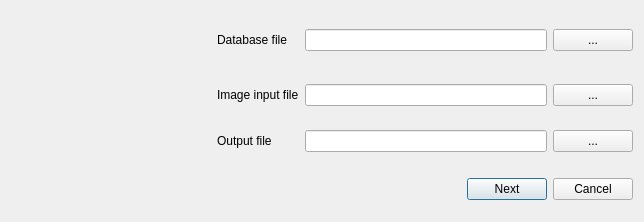
seanet7or/mosaicit, file createmosaicdlg.ui: the form before one commit.
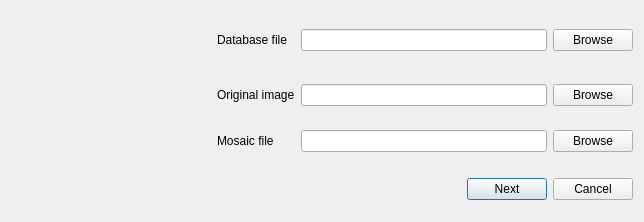
The form after the commit. Icons and pictures are not drawn.

What changed in the file:
```diff
--- a/createmosaicdlg.ui
+++ b/createmosaicdlg.ui
@@ -47,21 +47,21 @@
        <item row="1" column="1">
         <widget class="QLabel" name="label_2">
          <property name="text">
-          <string>Image input file</string>
+          <string>Original image</string>
          </property>
         </widget>
        </item>
        <item row="0" column="3">
         <widget class="QPushButton" name="selectDatabase">
          <property name="text">
-          <string>...</string>
+          <string>Browse</string>
          </property>
         </widget>
        </item>
        <item row="1" column="3">
         <widget class="QPushButton" name="selectImage">
          <property name="text">
-          <string>...</string>
+          <string>Browse</string>
          </property>
          <property name="autoDefault">
           <bool>true</bool>
@@ -139,14 +139,14 @@
        <item row="2" column="1">
         <widget class="QLabel" name="label_3">
          <property name="text">
-          <string>Output file</string>
+          <string>Mosaic file</string>
          </property>
         </widget>
        </item>
        <item row="2" column="3">
         <widget class="QPushButton" name="selectOutput">
          <property name="text">
-          <string>...</string>
+          <string>Browse</string>
          </property>
          <property name="autoDefault">
           <bool>true</bool>
```
